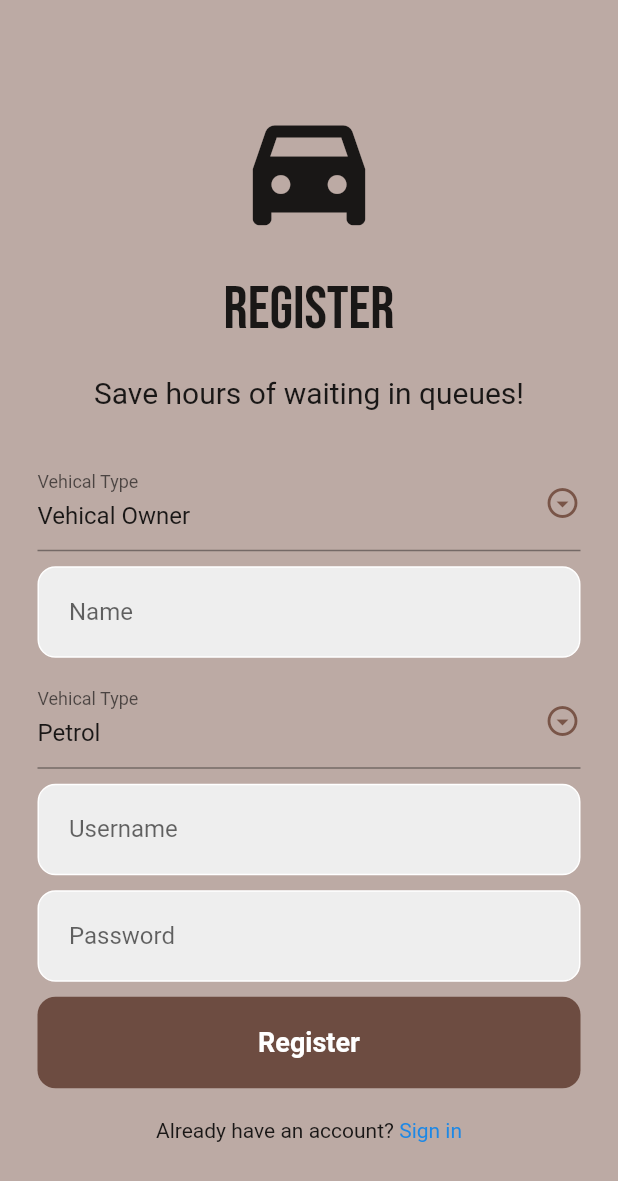
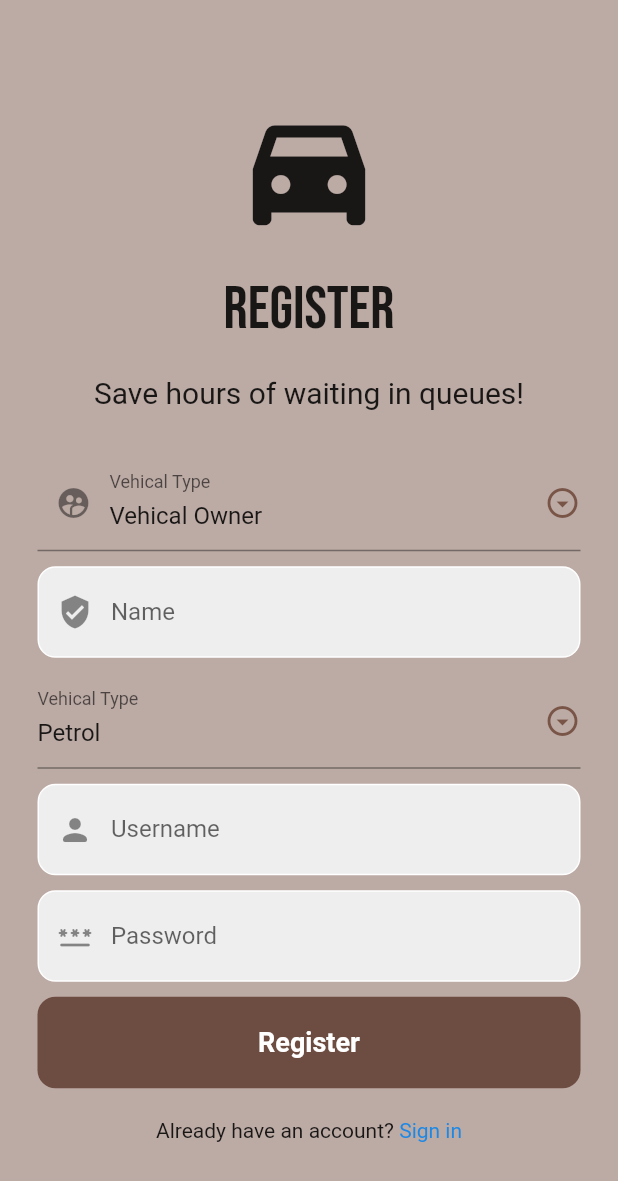
Before and after one commit to MC-FuelQs/fuelapp-frontend-flutter, a Flutter app: the RegisterScreen screen opened directly, on a phone screen of 412 x 824 dp. Shown: the top 1181 px of the screen. Run offline on Flutter 3.47's test engine with Material 2 defaults, Android fonts, the phone set to English and light mode, and no system bars; our stand-ins replace google_fonts.

Commit message:
Add prefix icons to register screen

```diff
--- a/lib/components/registerScreen.dart
+++ b/lib/components/registerScreen.dart
@@ -72,7 +72,10 @@ class _RegisterScreenState extends State<RegisterScreen> {
                   icon: const Icon(Icons.arrow_drop_down_circle_outlined,
                       color: Colors.brown),
                   dropdownColor: Colors.brown[50],
-                  decoration: const InputDecoration(labelText: "Vehical Type"),
+                  decoration: const InputDecoration(
+                    labelText: "Vehical Type",
+                    prefixIcon: Icon(Icons.supervised_user_circle),
+                  ),
                 ),
               ),
 
@@ -88,13 +91,12 @@ class _RegisterScreenState extends State<RegisterScreen> {
                       color: Colors.grey.shade200,
                       border: Border.all(color: Colors.white),
                       borderRadius: BorderRadius.circular(12)),
-                  child: const Padding(
-                    padding: EdgeInsets.only(left: 20.0),
-                    child: TextField(
+                  child: const TextField(
                     decoration: InputDecoration(
                       border: InputBorder.none,
                       hintText: 'Name',
-                          labelText: 'Name'),
+                      labelText: 'Name',
+                      prefixIcon: Icon(Icons.verified_user),
                     ),
                   ),
                 ),
@@ -137,13 +139,12 @@ class _RegisterScreenState extends State<RegisterScreen> {
                       color: Colors.grey.shade200,
                       border: Border.all(color: Colors.white),
                       borderRadius: BorderRadius.circular(12)),
-                  child: const Padding(
-                    padding: EdgeInsets.only(left: 20.0),
-                    child: TextField(
+                  child: const TextField(
                     decoration: InputDecoration(
                       border: InputBorder.none,
                       hintText: 'Enter a unique Username',
-                          labelText: 'Username'),
+                      labelText: 'Username',
+                      prefixIcon: Icon(Icons.person_rounded),
                     ),
                   ),
                 ),
@@ -160,14 +161,13 @@ class _RegisterScreenState extends State<RegisterScreen> {
                       color: Colors.grey.shade200,
                       border: Border.all(color: Colors.white),
                       borderRadius: BorderRadius.circular(12)),
-                  child: const Padding(
-                    padding: EdgeInsets.only(left: 20.0),
-                    child: TextField(
+                  child: const TextField(
                     obscureText: true,
                     decoration: InputDecoration(
                       border: InputBorder.none,
                       hintText: 'Password',
-                          labelText: 'Password'),
+                      labelText: 'Password',
+                      prefixIcon: Icon(Icons.password_rounded),
                     ),
                   ),
                 ),
```
Lines whose indentation alone changed are shown as unchanged.
